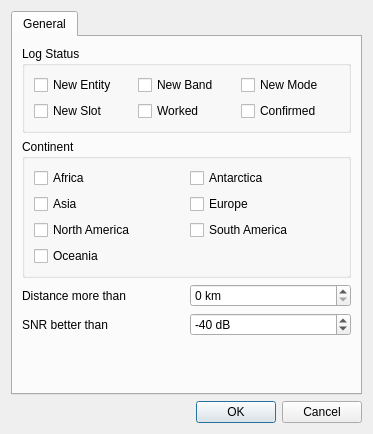
Before: the Qt Designer form ui/WsjtxFilterDialog.ui in k5mcd/QLog, drawn with Qt 5.
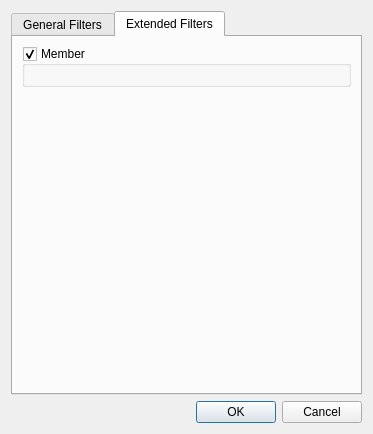
After: the same form once the commit is applied. The open tabs and pages were chosen to show the change.

Patch:
```diff
--- a/ui/WsjtxFilterDialog.ui
+++ b/ui/WsjtxFilterDialog.ui
@@ -21,7 +21,7 @@
      </property>
      <widget class="QWidget" name="general">
       <attribute name="title">
-       <string>General</string>
+       <string>General Filters</string>
       </attribute>
       <layout class="QVBoxLayout" name="verticalLayout_2">
        <item>
@@ -204,6 +204,44 @@
        </item>
       </layout>
      </widget>
+     <widget class="QWidget" name="tab">
+      <attribute name="title">
+       <string>Extended Filters</string>
+      </attribute>
+      <layout class="QVBoxLayout" name="verticalLayout_5">
+       <item>
+        <widget class="QGroupBox" name="memberGroupBox">
+         <property name="title">
+          <string>Member</string>
+         </property>
+         <property name="checkable">
+          <bool>true</bool>
+         </property>
+         <property name="checked">
+          <bool>true</bool>
+         </property>
+         <layout class="QVBoxLayout" name="verticalLayout_6">
+          <item>
+           <layout class="QGridLayout" name="dxMemberGrid"/>
+          </item>
+         </layout>
+        </widget>
+       </item>
+       <item>
+        <spacer name="verticalSpacer_2">
+         <property name="orientation">
+          <enum>Qt::Vertical</enum>
+         </property>
+         <property name="sizeHint" stdset="0">
+          <size>
+           <width>20</width>
+           <height>40</height>
+          </size>
+         </property>
+        </spacer>
+       </item>
+      </layout>
+     </widget>
     </widget>
    </item>
    <item>
```
